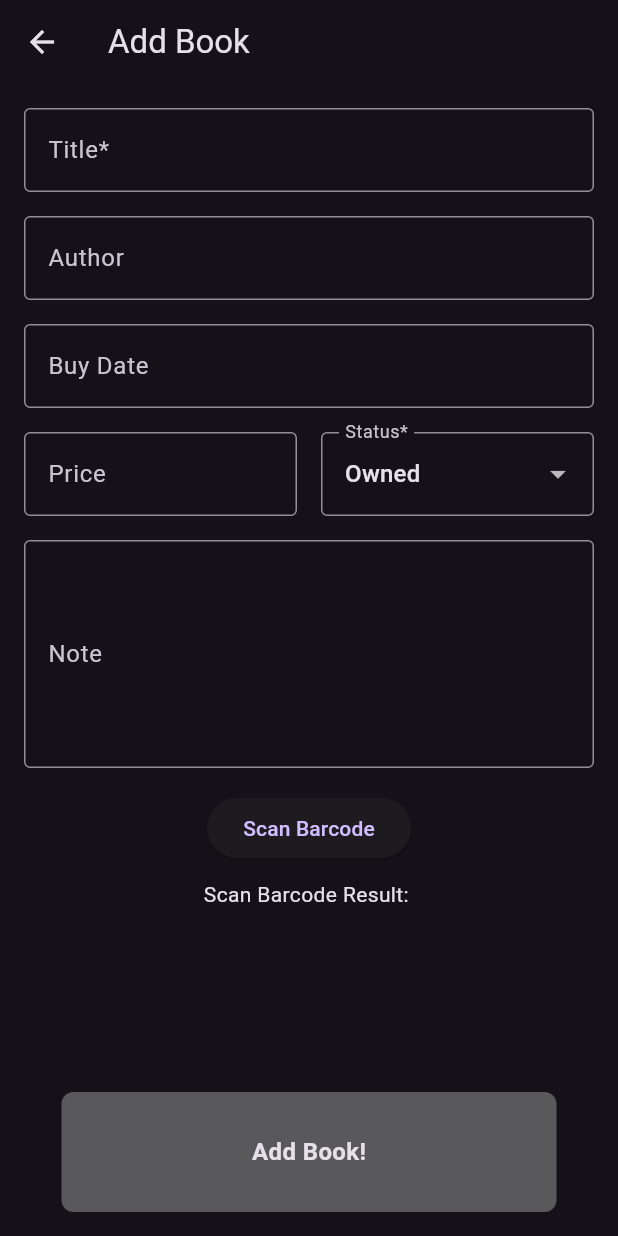
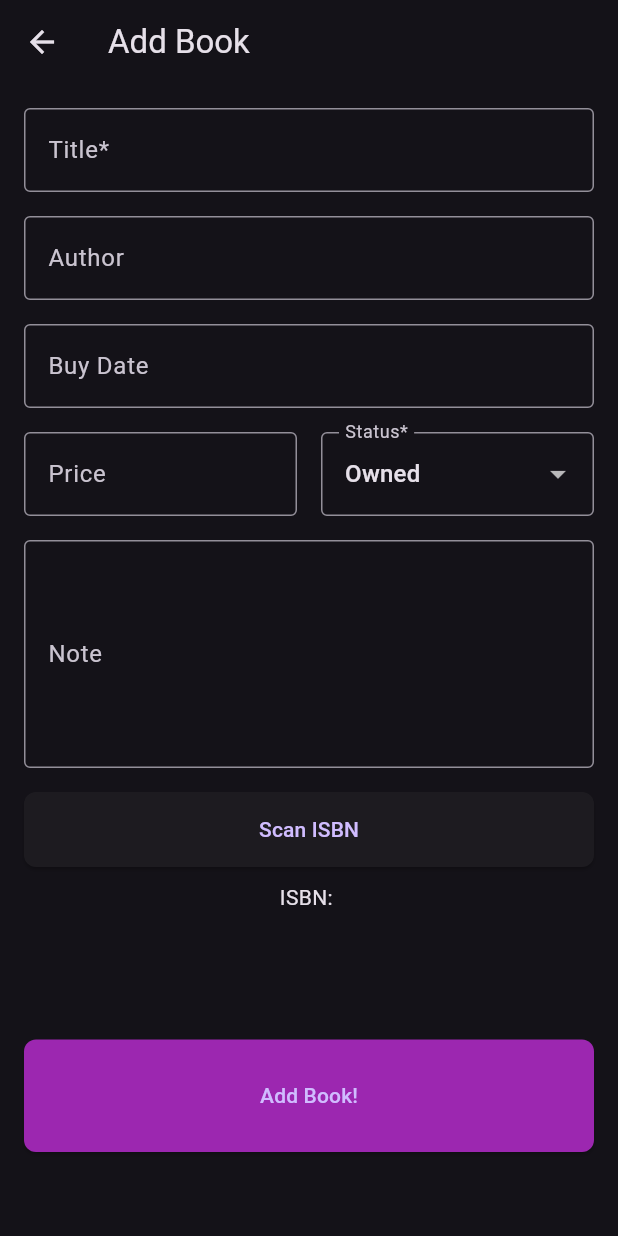
Before and after one commit to ThriveShadow/book-tracker, a Flutter app: the AddBookScreen screen opened directly, on a phone screen of 412 x 824 dp. Run offline on Flutter 3.47's test engine with Material 3 defaults, Android fonts, the phone set to English and light mode, and no system bars; our stand-ins replace cloud_firestore, firebase_auth, firebase_core, fl_chart, google_sign_in; missing offline and left inert: simple_barcode_scanner; accounts and stored records are empty.

Commit message:
fix overflow in new_book page, minor UI fix

```diff
--- a/lib/screens/new_book.dart
+++ b/lib/screens/new_book.dart
@@ -8,7 +8,6 @@ import 'dart:convert';
 
 class AddBookScreen extends StatefulWidget {
   const AddBookScreen({super.key});
-
   @override
   AddBookScreenState createState() => AddBookScreenState();
 }
@@ -150,7 +149,7 @@ class AddBookScreenState extends State<AddBookScreen> {
       appBar: AppBar(
         title: const Text('Add Book'),
       ),
-      body: Padding(
+      body: SingleChildScrollView(
         padding: const EdgeInsets.all(16),
         child: Column(
           children: [
@@ -228,6 +227,12 @@ class AddBookScreenState extends State<AddBookScreen> {
             ),
             const SizedBox(height: 16),
             ElevatedButton(
+              style: ElevatedButton.styleFrom(
+                shape: RoundedRectangleBorder(
+                  borderRadius: BorderRadius.circular(8),
+                ),
+                minimumSize: const Size.fromHeight(50), // Full width button
+              ),
               onPressed: () async {
                 String? res = await SimpleBarcodeScanner.scanBarcode(
                   context,
@@ -247,19 +252,26 @@ class AddBookScreenState extends State<AddBookScreen> {
                   fetchBookInfo(result);
                 });
               },
-              child: const Text('Scan Barcode'),
+              child: const Text('Scan ISBN'),
             ),
             const SizedBox(
               height: 10,
             ),
-            Text('Scan Barcode Result: $result'),
+            Text('ISBN: $result'),
             const SizedBox(
               height: 10,
             ),
-            const Spacer(),
-            MyButton(
-              buttonText: 'Add Book!',
-              onTap: addBook,
+            const SizedBox(height: 75),
+            ElevatedButton(
+              style: ElevatedButton.styleFrom(
+                backgroundColor: Colors.purple,
+                shape: RoundedRectangleBorder(
+                  borderRadius: BorderRadius.circular(8),
+                ),
+                minimumSize: const Size.fromHeight(75), // Full width button
+              ),
+              onPressed: addBook,
+              child: const Text('Add Book!'),
             ),
           ],
         ),
```
